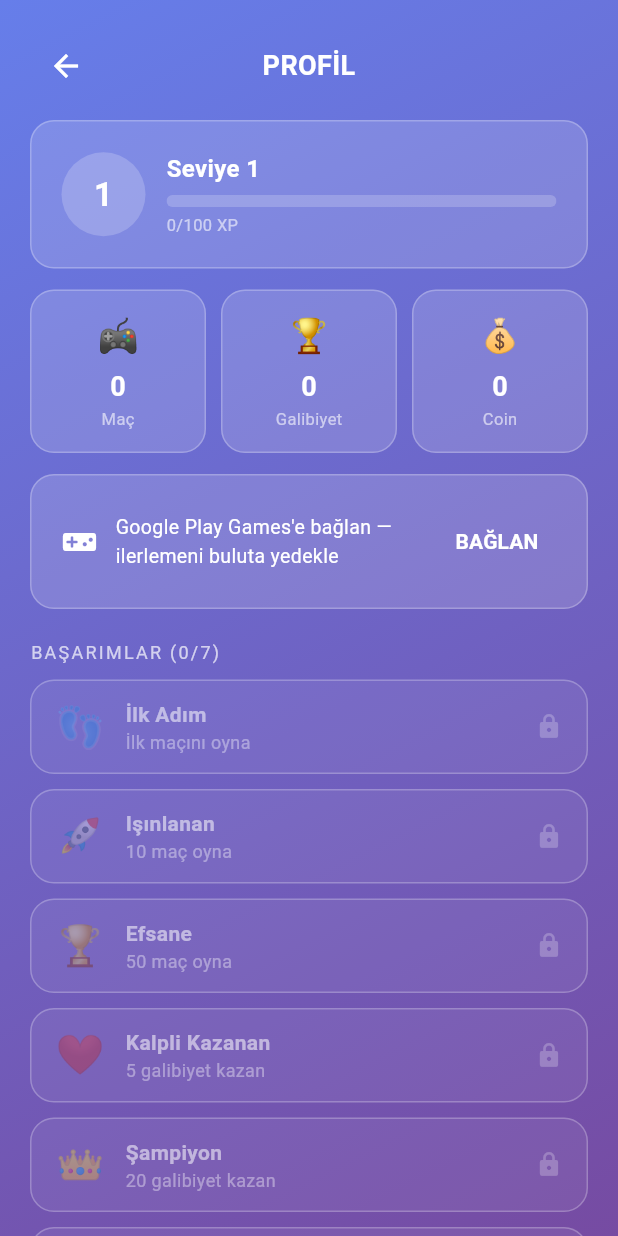
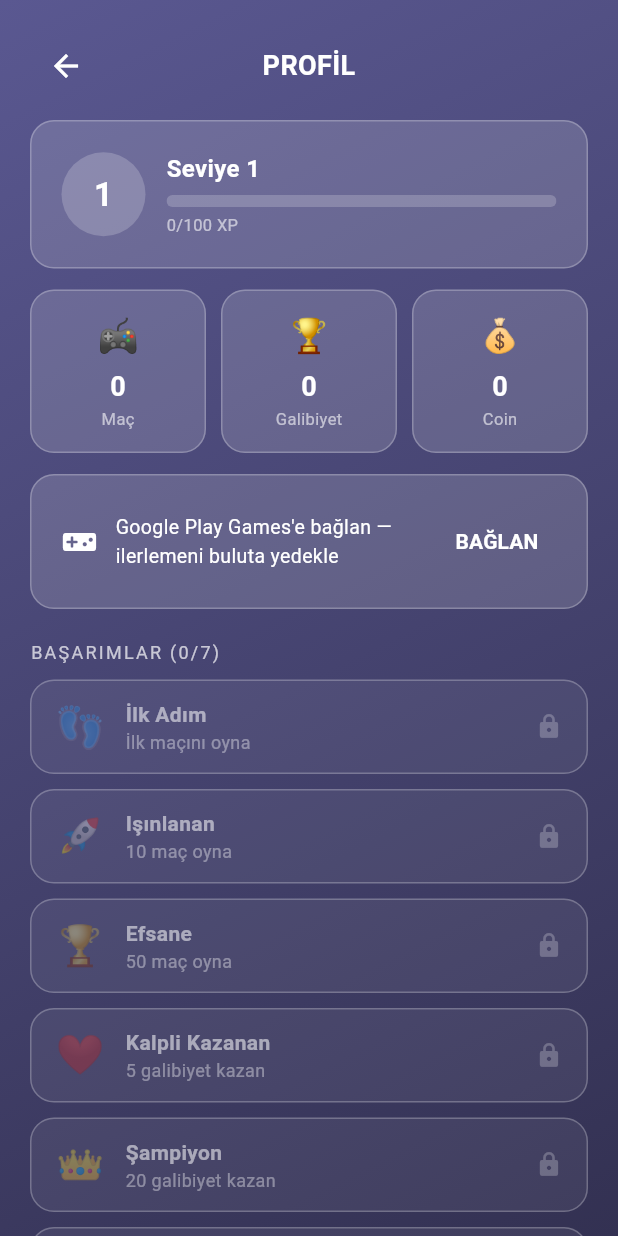
Before and after one commit to ferdidrgn/AZOyun, a Flutter app: the screen it shows after launch, after a tap on "Geç", after a tap on "Profilim", on a phone screen of 412 x 824 dp. Run offline on Flutter 3.47's test engine with Material 3 defaults, Android fonts, the phone set to English and light mode, and no system bars; drawn by our look-alikes of dynamic_color; our stand-ins replace app_links, firebase_core, firebase_database, firebase_messaging, flutter_local_notifications, flutter_secure_storage and 7 more; missing offline and left inert: games_services; accounts and stored records are empty; network calls fail.

Commit message:
Ana sayfa temayı yansıtmıyordu (bug fix) + Telefonun Teması (Material You)
Bug: HomeScreen/SplashScreen/OnboardingScreen/ProfileScreen arka plan ve
vurgu renklerini AZColors.gradPurple/AZColors.purple olarak SABİT
kullanıyordu — Ayarlar'dan tema değiştirmenin hiçbir görünür etkisi
yoktu. AZTheme.dynamicGradient(context) eklendi, hepsi artık
Theme.of(context)'ten okuyor, seçilen tema her yere anında yansıyor.

Belirsiz "Sistem" seçeneği kaldırıldı, yerine dynamic_color paketiyle
telefonun gerçek Material You (duvar kağıdından çıkarılan dinamik renk)
teması eklendi — AZTheme.fromScheme(), Android 12+ destekliyorsa gerçek
cihaz rengini kullanıyor, desteklemiyorsa sessizce bizim marka rengimize
düşüyor. Tema seçenekleri artık: Açık, Koyu, Telefonun Teması, Özel Renk.

Co-Authored-By: Claude Sonnet 5 <noreply@anthropic.com>
Claude-Session: https://claude.ai/code/session_01WM8scBji4Qt7FHSGD5jomL

```diff
--- a/lib/core/services/app_strings.dart
+++ b/lib/core/services/app_strings.dart
@@ -55,7 +55,7 @@ class AppStrings {
     'settings_title': 'Ayarlar',
     'settings_appearance': 'GÖRÜNÜM',
     'settings_theme': 'Tema',
-    'settings_theme_system': 'Sistem',
+    'settings_theme_dynamic': 'Telefonun Teması',
     'settings_theme_light': 'Açık',
     'settings_theme_dark': 'Koyu',
     'settings_theme_custom': 'Özel',
@@ -138,7 +138,7 @@ class AppStrings {
     'settings_title': 'Settings',
     'settings_appearance': 'APPEARANCE',
     'settings_theme': 'Theme',
-    'settings_theme_system': 'System',
+    'settings_theme_dynamic': 'Device Theme',
     'settings_theme_light': 'Light',
     'settings_theme_dark': 'Dark',
     'settings_theme_custom': 'Custom',
@@ -221,7 +221,7 @@ class AppStrings {
     'settings_title': 'Einstellungen',
     'settings_appearance': 'DARSTELLUNG',
     'settings_theme': 'Design',
-    'settings_theme_system': 'System',
+    'settings_theme_dynamic': 'Gerätethema',
     'settings_theme_light': 'Hell',
     'settings_theme_dark': 'Dunkel',
     'settings_theme_custom': 'Eigene',
@@ -306,7 +306,7 @@ class AppStrings {
     'settings_title': 'Paramètres',
     'settings_appearance': 'APPARENCE',
     'settings_theme': 'Thème',
-    'settings_theme_system': 'Système',
+    'settings_theme_dynamic': 'Thème du téléphone',
     'settings_theme_light': 'Clair',
     'settings_theme_dark': 'Sombre',
     'settings_theme_custom': 'Personnalisé',
@@ -391,7 +391,7 @@ class AppStrings {
     'settings_title': 'Ajustes',
     'settings_appearance': 'APARIENCIA',
     'settings_theme': 'Tema',
-    'settings_theme_system': 'Sistema',
+    'settings_theme_dynamic': 'Tema del teléfono',
     'settings_theme_light': 'Claro',
     'settings_theme_dark': 'Oscuro',
     'settings_theme_custom': 'Personalizado',
@@ -475,7 +475,7 @@ class AppStrings {
     'settings_title': 'Настройки',
     'settings_appearance': 'ВНЕШНИЙ ВИД',
     'settings_theme': 'Тема',
-    'settings_theme_system': 'Системная',
+    'settings_theme_dynamic': 'Тема телефона',
     'settings_theme_light': 'Светлая',
     'settings_theme_dark': 'Тёмная',
     'settings_theme_custom': 'Своя',
--- a/lib/core/services/theme_service.dart
+++ b/lib/core/services/theme_service.dart
@@ -3,9 +3,12 @@ import 'package:shared_preferences/shared_preferences.dart';
 
 import '../theme/az_theme.dart';
 
-/// Kullanıcının tema tercihi: sistemi takip et, uygulamanın kendi açık/koyu
-/// markasını sabitle, ya da kendi seçtiği bir vurgu rengini kullan.
-enum AppThemePreference { system, light, dark, custom }
+/// Kullanıcının tema tercihi: bizim açık/koyu markamız, telefonun kendi
+/// Material You (duvar kağıdından çıkarılan dinamik renk) teması, ya da
+/// kendi seçtiği özel bir vurgu rengi. Belirsiz "Sistem" seçeneği
+/// bilerek yok — onun yerine gerçekten telefonun kendi rengini çeken
+/// "dynamic" seçeneği var.
+enum AppThemePreference { light, dark, dynamic, custom }
 
 /// Ayarlar ekranından değiştirilen, kalıcı (SharedPreferences) tema tercihi.
 /// `ChangeNotifier` olduğu için `MaterialApp` bunu dinleyip anında yeniden
@@ -17,19 +20,19 @@ class ThemeService extends ChangeNotifier {
   static const _key = 'az_theme_preference_v1';
   static const _colorKey = 'az_theme_custom_color_v1';
 
-  AppThemePreference _preference = AppThemePreference.system;
+  AppThemePreference _preference = AppThemePreference.light;
   AppThemePreference get preference => _preference;
 
   Color _customColor = AZColors.purple;
   Color get customColor => _customColor;
 
   ThemeMode get themeMode => switch (_preference) {
-        AppThemePreference.system => ThemeMode.system,
         AppThemePreference.light => ThemeMode.light,
         AppThemePreference.dark => ThemeMode.dark,
-        // Özel renk seçiliyken de cihazın açık/koyu anahtarına uyulur —
-        // sadece iki tarafın da vurgu rengi kullanıcının seçtiği renge göre
-        // üretilir (bkz. AZTheme.fromSeed, main.dart).
+        // Telefonun teması ve özel renk seçiliyken cihazın açık/koyu
+        // anahtarına uyulur — sadece vurgu rengi kaynağı değişir (bkz.
+        // AZTheme.fromScheme / AZTheme.fromSeed, main.dart).
+        AppThemePreference.dynamic => ThemeMode.system,
         AppThemePreference.custom => ThemeMode.system,
       };
 
@@ -38,7 +41,7 @@ class ThemeService extends ChangeNotifier {
     final raw = prefs.getString(_key);
     _preference = AppThemePreference.values.firstWhere(
       (e) => e.name == raw,
-      orElse: () => AppThemePreference.system,
+      orElse: () => AppThemePreference.light,
     );
     final colorValue = prefs.getInt(_colorKey);
     if (colorValue != null) _customColor = Color(colorValue);
--- a/lib/core/theme/az_theme.dart
+++ b/lib/core/theme/az_theme.dart
@@ -107,6 +107,25 @@ abstract class AZTheme {
   static ThemeData fromSeed(Color seed, Brightness brightness) =>
       _build(ColorScheme.fromSeed(seedColor: seed, brightness: brightness), brightness);
 
+  /// Telefonun kendi Material You (dinamik renk) şemasından üretilen tema
+  /// — `dynamic_color` paketinin sağladığı gerçek `ColorScheme`'i kullanır.
+  static ThemeData fromScheme(ColorScheme scheme) => _build(scheme, scheme.brightness);
+
+  /// Ana sayfa/Splash/Onboarding gibi "hero" gradyanlarında kullanılan,
+  /// aktif temanın vurgu rengine göre üretilen dinamik gradyan — böylece
+  /// kullanıcı Özel Renk ya da Telefonun Teması seçtiğinde ana sayfa da
+  /// gerçekten o renge boyanır, sabit mor kalmaz.
+  static LinearGradient dynamicGradient(BuildContext context) {
+    final primary = Theme.of(context).colorScheme.primary;
+    final hsl = HSLColor.fromColor(primary);
+    final darker = hsl.withLightness((hsl.lightness - 0.20).clamp(0.0, 1.0)).toColor();
+    return LinearGradient(
+      begin: Alignment.topLeft,
+      end: Alignment.bottomRight,
+      colors: [primary, darker],
+    );
+  }
+
   static ThemeData _build(ColorScheme scheme, Brightness brightness) {
     final isDark = brightness == Brightness.dark;
     final bg = isDark ? const Color(0xFF121218) : AZColors.bg;
--- a/lib/features/home/home_screen.dart
+++ b/lib/features/home/home_screen.dart
@@ -53,7 +53,7 @@ class HomeScreen extends StatelessWidget {
       length: 2,
       child: Scaffold(
         body: Container(
-          decoration: const BoxDecoration(gradient: AZColors.gradPurple),
+          decoration: BoxDecoration(gradient: AZTheme.dynamicGradient(context)),
           child: SafeArea(
             bottom: false,
             child: Column(children: [
@@ -159,7 +159,7 @@ class _HomeTabBar extends StatelessWidget {
       ),
       indicatorSize: TabBarIndicatorSize.tab,
       dividerColor: Colors.transparent,
-      labelColor: AZColors.purple,
+      labelColor: Theme.of(context).colorScheme.primary,
       unselectedLabelColor: Colors.white,
       labelStyle: const TextStyle(fontWeight: FontWeight.bold, fontSize: 12.5),
       unselectedLabelStyle: const TextStyle(fontWeight: FontWeight.w600, fontSize: 12.5),
--- a/lib/features/onboarding/onboarding_screen.dart
+++ b/lib/features/onboarding/onboarding_screen.dart
@@ -53,7 +53,7 @@ class _OnboardingScreenState extends State<OnboardingScreen> {
   Widget build(BuildContext context) {
     return Scaffold(
       body: Container(
-        decoration: const BoxDecoration(gradient: AZColors.gradPurple),
+        decoration: BoxDecoration(gradient: AZTheme.dynamicGradient(context)),
         child: SafeArea(
           child: Column(children: [
             Align(
@@ -115,7 +115,7 @@ class _OnboardingScreenState extends State<OnboardingScreen> {
               child: AZButton(
                 label: _page < _pages.length - 1 ? t('onboarding_next') : t('onboarding_start'),
                 icon: Icons.arrow_forward_rounded,
-                color: AZColors.purple,
+                color: Theme.of(context).colorScheme.primary,
                 onPressed: _next,
               ),
             ),
--- a/lib/features/onboarding/splash_screen.dart
+++ b/lib/features/onboarding/splash_screen.dart
@@ -40,7 +40,7 @@ class _SplashScreenState extends State<SplashScreen> {
   @override
   Widget build(BuildContext context) => Scaffold(
     body: Container(
-      decoration: const BoxDecoration(gradient: AZColors.gradPurple),
+      decoration: BoxDecoration(gradient: AZTheme.dynamicGradient(context)),
       child: const Center(
         child: Column(
           mainAxisAlignment: MainAxisAlignment.center,
--- a/lib/features/profile/profile_screen.dart
+++ b/lib/features/profile/profile_screen.dart
@@ -40,9 +40,9 @@ class _ProfileScreenState extends State<ProfileScreen> {
   @override
   Widget build(BuildContext context) {
     if (_loading) {
-      return const AZGradientScaffold(
-        gradient: AZColors.gradPurple,
-        child: Center(
+      return AZGradientScaffold(
+        gradient: AZTheme.dynamicGradient(context),
+        child: const Center(
             child: CircularProgressIndicator(color: Colors.white)),
       );
     }
@@ -56,7 +56,7 @@ class _ProfileScreenState extends State<ProfileScreen> {
         kAchievements.where((a) => !unlocked.contains(a)).toList();
 
     return AZGradientScaffold(
-      gradient: AZColors.gradPurple,
+      gradient: AZTheme.dynamicGradient(context),
       child: SingleChildScrollView(
         padding: const EdgeInsets.all(20),
         child: Column(crossAxisAlignment: CrossAxisAlignment.stretch, children: [
--- a/lib/features/settings/settings_screen.dart
+++ b/lib/features/settings/settings_screen.dart
@@ -238,9 +238,9 @@ class _SettingsScreenState extends State<SettingsScreen> {
 
   Widget _themeCard(BuildContext context) {
     final options = [
-      (AppThemePreference.system, t('settings_theme_system'), Icons.brightness_auto_rounded),
       (AppThemePreference.light, t('settings_theme_light'), Icons.light_mode_rounded),
       (AppThemePreference.dark, t('settings_theme_dark'), Icons.dark_mode_rounded),
+      (AppThemePreference.dynamic, t('settings_theme_dynamic'), Icons.wallpaper_rounded),
     ];
     final isCustom = ThemeService.instance.preference == AppThemePreference.custom;
     return Card(
--- a/lib/main.dart
+++ b/lib/main.dart
@@ -1,5 +1,6 @@
 import 'dart:async';
 
+import 'package:dynamic_color/dynamic_color.dart';
 import 'package:firebase_core/firebase_core.dart';
 import 'package:firebase_messaging/firebase_messaging.dart';
 import 'package:flutter/material.dart';
@@ -60,21 +61,38 @@ class AZOyunApp extends StatelessWidget {
   const AZOyunApp({super.key});
 
   @override
-  Widget build(BuildContext context) => ListenableBuilder(
+  Widget build(BuildContext context) => DynamicColorBuilder(
+    builder: (lightDynamic, darkDynamic) => ListenableBuilder(
       listenable: Listenable.merge([ThemeService.instance, LanguageService.instance]),
       builder: (context, _) {
-      final isCustom = ThemeService.instance.preference == AppThemePreference.custom;
+        final pref = ThemeService.instance.preference;
         final customColor = ThemeService.instance.customColor;
+        // Telefon Material You desteklemiyorsa (Android <12 ya da iOS),
+        // lightDynamic/darkDynamic null gelir — o durumda sessizce bizim
+        // kendi açık/koyu markamıza düşer.
+        final lightTheme = switch (pref) {
+          AppThemePreference.dynamic =>
+            lightDynamic != null ? AZTheme.fromScheme(lightDynamic) : AZTheme.light,
+          AppThemePreference.custom => AZTheme.fromSeed(customColor, Brightness.light),
+          _ => AZTheme.light,
+        };
+        final darkTheme = switch (pref) {
+          AppThemePreference.dynamic =>
+            darkDynamic != null ? AZTheme.fromScheme(darkDynamic) : AZTheme.dark,
+          AppThemePreference.custom => AZTheme.fromSeed(customColor, Brightness.dark),
+          _ => AZTheme.dark,
+        };
         return MaterialApp(
           navigatorKey: navigatorKey,
           scaffoldMessengerKey: scaffoldMessengerKey,
           title: 'AZ Oyun',
           debugShowCheckedModeBanner: false,
-        theme: isCustom ? AZTheme.fromSeed(customColor, Brightness.light) : AZTheme.light,
-        darkTheme: isCustom ? AZTheme.fromSeed(customColor, Brightness.dark) : AZTheme.dark,
+          theme: lightTheme,
+          darkTheme: darkTheme,
           themeMode: ThemeService.instance.themeMode,
           home: const SplashScreen(),
         );
       },
+    ),
   );
 }
--- a/pubspec.yaml
+++ b/pubspec.yaml
@@ -52,6 +52,10 @@ dependencies:
   # Hızlı oyunlar için yerel profil/XP/liderlik depolama
   shared_preferences: ^2.3.3
 
+  # Telefonun Material You (duvar kağıdından çıkarılan dinamik renk) temasını
+  # okumak için — Google'ın resmi paketi.
+  dynamic_color: ^1.7.0
+
   # Animations
   flutter_animate: ^4.5.0
 
```
Also changed, not shown: 1 other file. Lines whose indentation alone changed are shown as unchanged.
